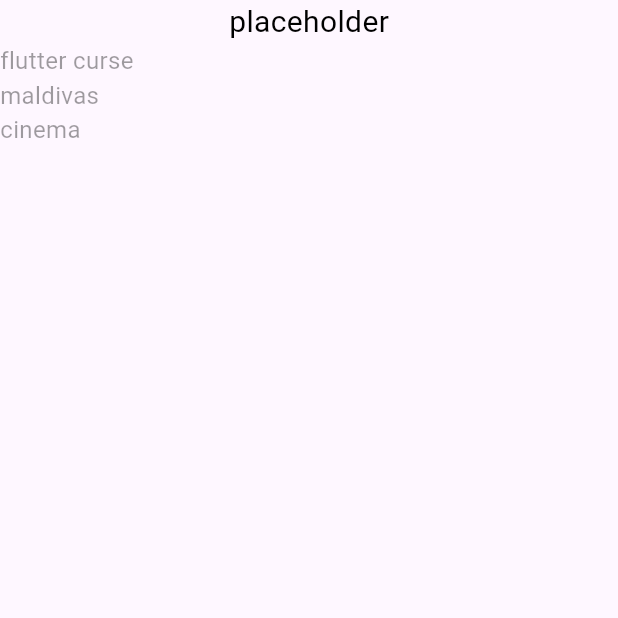
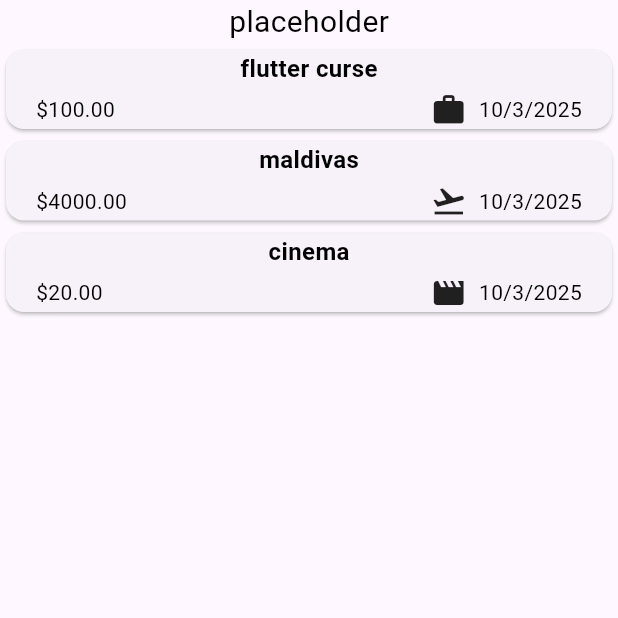
Before and after one commit to alejandroYanezPumpun/expense_tracker, a Flutter app: the screen it shows after launch, on a phone screen of 412 x 824 dp, the top half of it. Run offline on Flutter 3.47's test engine with Material 3 defaults, Android fonts, the phone set to English and light mode, and no system bars.

Commit message:
expenses design

```diff
--- /dev/null
+++ b/expense_tracker_app/lib/components/expense_item.dart
@@ -0,0 +1,42 @@
+import 'package:expense_tracker_app/models/custom_text_display.dart';
+import 'package:expense_tracker_app/models/expense.dart';
+import 'package:flutter/material.dart';
+
+class ExpenseItem extends StatelessWidget {
+  final Expense expense;
+  const ExpenseItem(this.expense, {super.key});
+
+  @override
+  Widget build(BuildContext context) {
+    return Card(
+      child: Padding(
+        padding: const EdgeInsets.symmetric(horizontal: 20, vertical: 1),
+        child: Column(
+          children: [
+            CustomTextDisplay(
+              text: expense.title,
+              fontSize: 16,
+              color: Colors.black,
+              fontWeight: FontWeight.bold,
+            ),
+            SizedBox(height: 4,),
+            Row(
+              children: [
+                CustomTextDisplay(text: '\$${expense.amount.toStringAsFixed(2)}', fontSize: 14, color: Colors.black),
+                Spacer(),
+                Row(
+                  children: [
+                    Icon(categoryIcons[expense.category]),
+                    SizedBox(width: 8,),
+                    CustomTextDisplay(text: expense.formattedDate, fontSize: 14, color: Colors.black)
+
+                  ],
+                ),
+              ],
+            )
+          ],
+        ),
+      ),
+    );
+  }
+}
--- a/expense_tracker_app/lib/components/expenses_list.dart
+++ b/expense_tracker_app/lib/components/expenses_list.dart
@@ -1,4 +1,4 @@
-import 'package:expense_tracker_app/models/custom_text_display.dart';
+import 'package:expense_tracker_app/components/expense_item.dart';
 import 'package:expense_tracker_app/models/expense.dart';
 import 'package:flutter/material.dart';
 
@@ -12,11 +12,7 @@ class ExpensesList extends StatelessWidget {
     return ListView.builder(
       itemCount: expenses.length,
       itemBuilder:
-          (ctx, index) => CustomTextDisplay(
-            text: expenses[index].title,
-            fontSize: 16,
-            color: Colors.black38,
-          ),
+          (ctx, index) => ExpenseItem(expenses[index])
     );
   }
 }
--- a/expense_tracker_app/lib/models/expense.dart
+++ b/expense_tracker_app/lib/models/expense.dart
@@ -1,8 +1,21 @@
+import 'package:flutter/material.dart';
 import 'package:uuid/uuid.dart';
+import 'package:intl/intl.dart';
+
+final formatter = DateFormat.yMd();
 
 const uuid = Uuid();
 
-enum Category {food,travle,leisure,work}
+enum Category {food,travel,leisure,work}
+
+const categoryIcons = {
+
+  Category.food: Icons.lunch_dining,
+  Category.travel: Icons.flight_takeoff,
+  Category.leisure: Icons.movie,
+  Category.work: Icons.work
+};
+
 
 class Expense {
 
@@ -19,6 +32,8 @@ class Expense {
   final DateTime date;
   final Category category;
 
-
+  String get formattedDate {
+    return formatter.format(date);
+  }
 
 }
--- a/expense_tracker_app/lib/screens/expense_main_screen.dart
+++ b/expense_tracker_app/lib/screens/expense_main_screen.dart
@@ -15,7 +15,7 @@ class _ExpenseMainScreenState extends State<ExpenseMainScreen> {
   final List<Expense> _registeredExpenses = [
 
     Expense(title: 'flutter curse', amount: 100, date: DateTime.now(), category: Category.work),
-    Expense(title: 'maldivas', amount: 4000, date: DateTime.now(), category: Category.travle),
+    Expense(title: 'maldivas', amount: 4000, date: DateTime.now(), category: Category.travel),
     Expense(title: 'cinema', amount: 20, date: DateTime.now(), category: Category.leisure)
 
   ];
--- a/expense_tracker_app/pubspec.yaml
+++ b/expense_tracker_app/pubspec.yaml
@@ -9,6 +9,7 @@ environment:
 dependencies:
   flutter:
     sdk: flutter
+  intl: ^0.20.2
   uuid: ^4.5.1
 
 dev_dependencies:
```
Also changed, not shown: expense_tracker_app/pubspec.lock.
